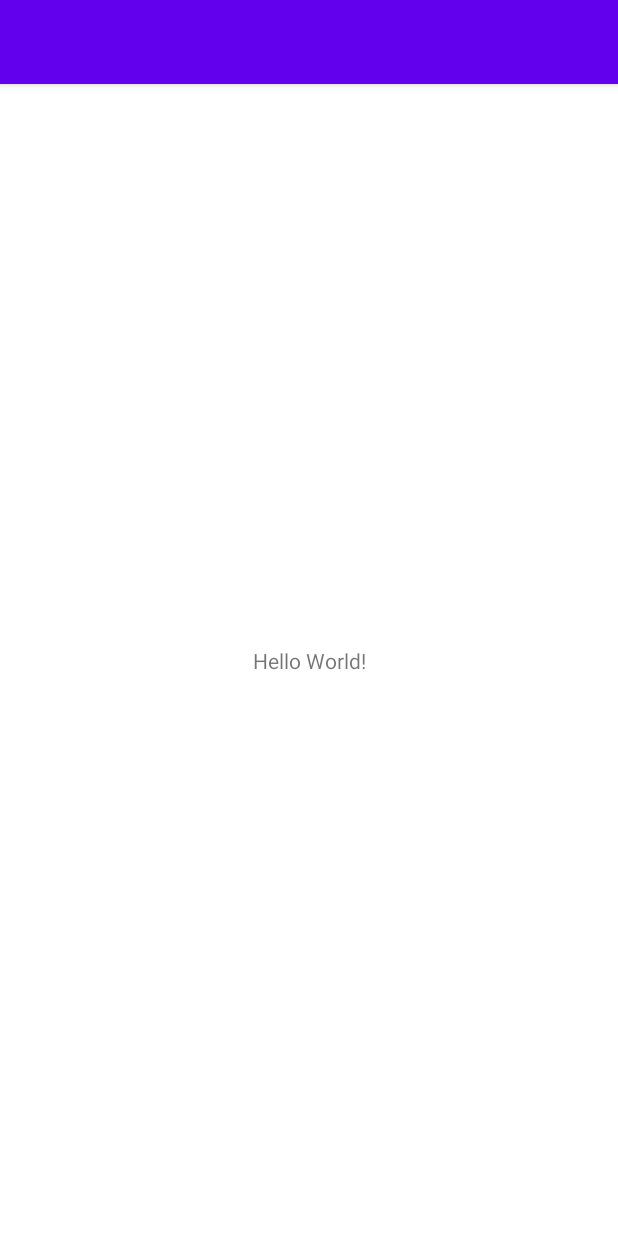
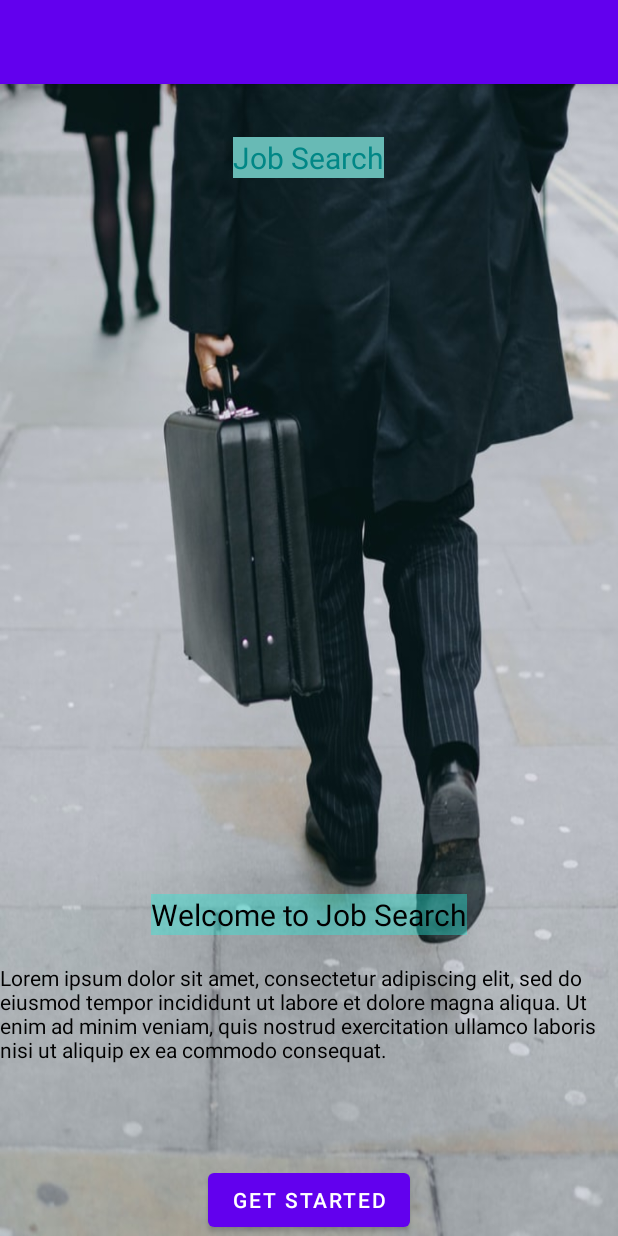
Before and after one commit to deepeters/job-search, an Android app: the screen it shows after launch (MainActivity), on a phone screen of 412 x 824 dp. Run offline under Robolectric (Android 15) with nearby library versions, the light colour scheme and no system bars.

Commit message:
This commit adds the first activity to the application

```diff
--- a/app/src/main/res/layout/activity_main.xml
+++ b/app/src/main/res/layout/activity_main.xml
@@ -1,18 +1,48 @@
 <?xml version="1.0" encoding="utf-8"?>
-<androidx.constraintlayout.widget.ConstraintLayout xmlns:android="http://schemas.android.com/apk/res/android"
+<RelativeLayout xmlns:android="http://schemas.android.com/apk/res/android"
     xmlns:app="http://schemas.android.com/apk/res-auto"
-    xmlns:tools="http://schemas.android.com/tools"
     android:layout_width="match_parent"
     android:layout_height="match_parent"
-    tools:context=".MainActivity">
+    android:background="@drawable/p2">
 
     <TextView
         android:layout_width="wrap_content"
         android:layout_height="wrap_content"
-        android:text="Hello World!"
-        app:layout_constraintBottom_toBottomOf="parent"
-        app:layout_constraintLeft_toLeftOf="parent"
-        app:layout_constraintRight_toRightOf="parent"
-        app:layout_constraintTop_toTopOf="parent" />
+        android:layout_alignParentTop="true"
+        android:layout_centerHorizontal="true"
+        android:layout_marginTop="35dp"
+        android:background="#68BAB5"
+        android:text="Job Search"
+        android:textColor="@color/design_default_color_secondary_variant"
+        android:textSize="20sp" />
 
-</androidx.constraintlayout.widget.ConstraintLayout>
+    <TextView
+        android:layout_width="wrap_content"
+        android:layout_height="wrap_content"
+        android:layout_alignParentTop="true"
+        android:layout_marginTop="540dp"
+        android:background="#6627ECDA"
+        android:text="Welcome to Job Search"
+        android:textColor="@color/black"
+        android:textSize="20sp"
+        android:layout_centerHorizontal="true"/>
+
+    <TextView
+        android:layout_width="wrap_content"
+        android:layout_height="wrap_content"
+        android:layout_alignParentTop="true"
+        android:layout_marginTop="586dp"
+        android:background="#00FFFFFF"
+        android:text="Lorem ipsum dolor sit amet, consectetur adipiscing elit, sed do eiusmod tempor incididunt ut labore et dolore magna aliqua. Ut enim ad minim veniam, quis nostrud exercitation ullamco laboris nisi ut aliquip ex ea commodo consequat. "
+        android:textColor="@color/black"
+        android:textSize="14sp" />
+
+    <Button
+        android:id="@+id/button"
+        android:layout_width="wrap_content"
+        android:layout_height="wrap_content"
+        android:layout_alignParentBottom="true"
+        android:layout_centerHorizontal="true"
+        android:text="GET STARTED" />
+
+</RelativeLayout>
```
Also changed, not shown: app/src/main/res/drawable-v24/p1.jpg (added), app/src/main/res/drawable-v24/p2.jpg (added).
